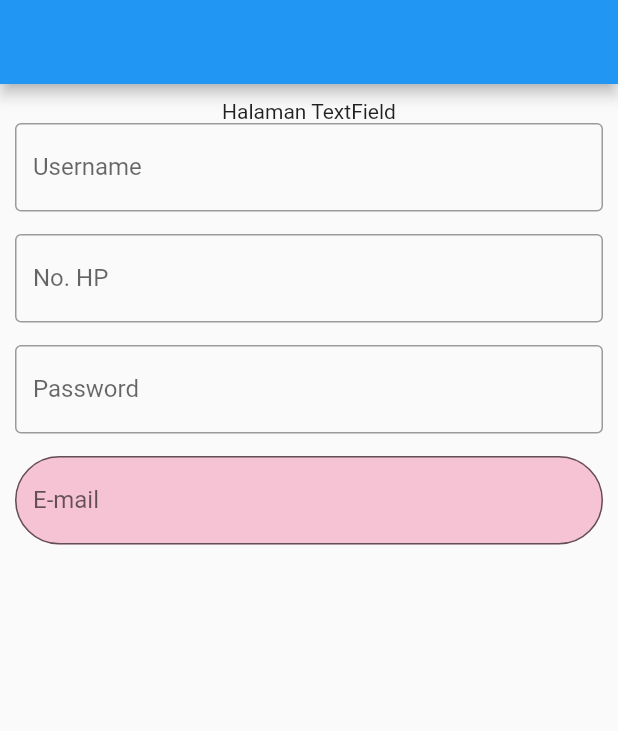
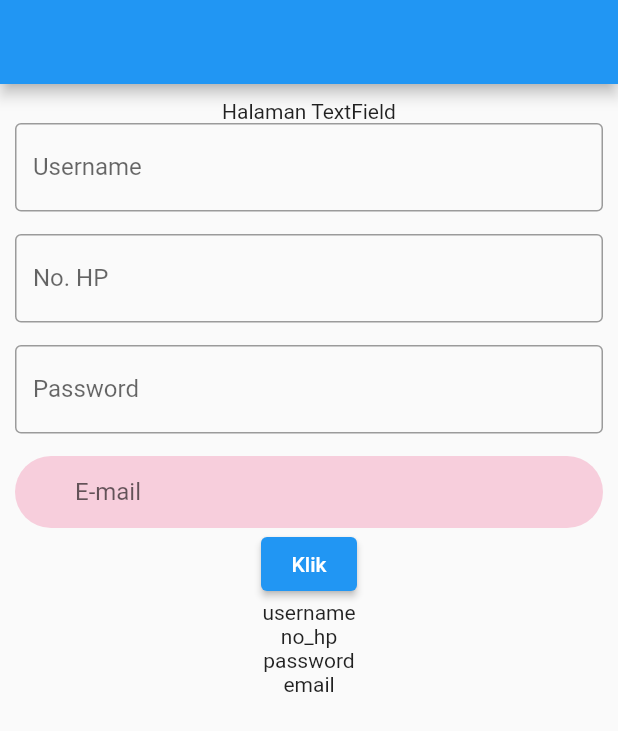
Before and after one commit to mwiguna/belajar_flutter_dasar, a Flutter app: the screen it shows after launch, on a phone screen of 412 x 824 dp. Shown: the top 731 px of the screen. Run offline on Flutter 3.47's test engine with Material 2 defaults, Android fonts, the phone set to English and light mode, and no system bars.

Commit message:
if berhasil maaf

```diff
--- a/lib/halaman_textfield.dart
+++ b/lib/halaman_textfield.dart
@@ -8,6 +8,17 @@ class HalamanTextField extends StatefulWidget {
 }
 
 class _HalamanTextFieldState extends State<HalamanTextField> {
+  String username = "username";
+  String no_hp = "no_hp";
+  String password = "password";
+  String email = "email";
+  String textbutton = "Klik";
+
+  TextEditingController controller_username = TextEditingController();
+  TextEditingController controller_nohp = TextEditingController();
+  TextEditingController controller_password = TextEditingController();
+  TextEditingController controller_email = TextEditingController();
+
   @override
   Widget build(BuildContext context) {
     return Scaffold(
@@ -20,6 +31,7 @@ class _HalamanTextFieldState extends State<HalamanTextField> {
               Text("Halaman TextField"),
 
               TextField(
+                controller: controller_username,
                 decoration: InputDecoration(
                     border: OutlineInputBorder(), // ngotak
                     labelText: "Username", //label + js
@@ -30,6 +42,7 @@ class _HalamanTextFieldState extends State<HalamanTextField> {
               SizedBox(height: 15),
 
               TextField(
+                controller: controller_nohp,
                 keyboardType: TextInputType.number, // numeric only
                 decoration: InputDecoration(
                   border: OutlineInputBorder(),
@@ -40,6 +53,7 @@ class _HalamanTextFieldState extends State<HalamanTextField> {
               SizedBox(height: 15),
 
               TextField(
+                controller: controller_password,
                 obscureText: true,
                 decoration: InputDecoration(
                   border: OutlineInputBorder(),
@@ -50,15 +64,41 @@ class _HalamanTextFieldState extends State<HalamanTextField> {
               SizedBox(height: 15),
 
               TextField(
+                controller: controller_email,
                 decoration: InputDecoration(
                   filled: true, // diwarnai / tidak
-                  fillColor: Colors.pink.withOpacity(0.25),
+                  fillColor: Colors.pink.withOpacity(0.2),
+                  contentPadding: EdgeInsets.symmetric(vertical: 0, horizontal: 40),
                   border: OutlineInputBorder(
-                    borderRadius: BorderRadius.circular(30)
+                    borderRadius: BorderRadius.circular(30),
+                    borderSide: BorderSide(width: 0, style: BorderStyle.none)
                   ),
-                  labelText: "E-mail",
+                  hintText: "E-mail",
                 ),
               ),
+
+              ElevatedButton(
+                  onPressed: (){
+                    setState(() {
+                      username = controller_username.text;
+                      no_hp = controller_nohp.text;
+                      password = controller_password.text;
+                      email = controller_email.text;
+
+                      if(username == ""){
+                        textbutton = "Maaf, lengkapi username";
+                      } else {
+                        textbutton = "Berhasil";
+                      }
+                    });
+                  },
+                  child: Text(textbutton)
+              ),
+
+              Text(username),
+              Text(no_hp),
+              Text(password),
+              Text(email),
 
             ],
           ),
```
